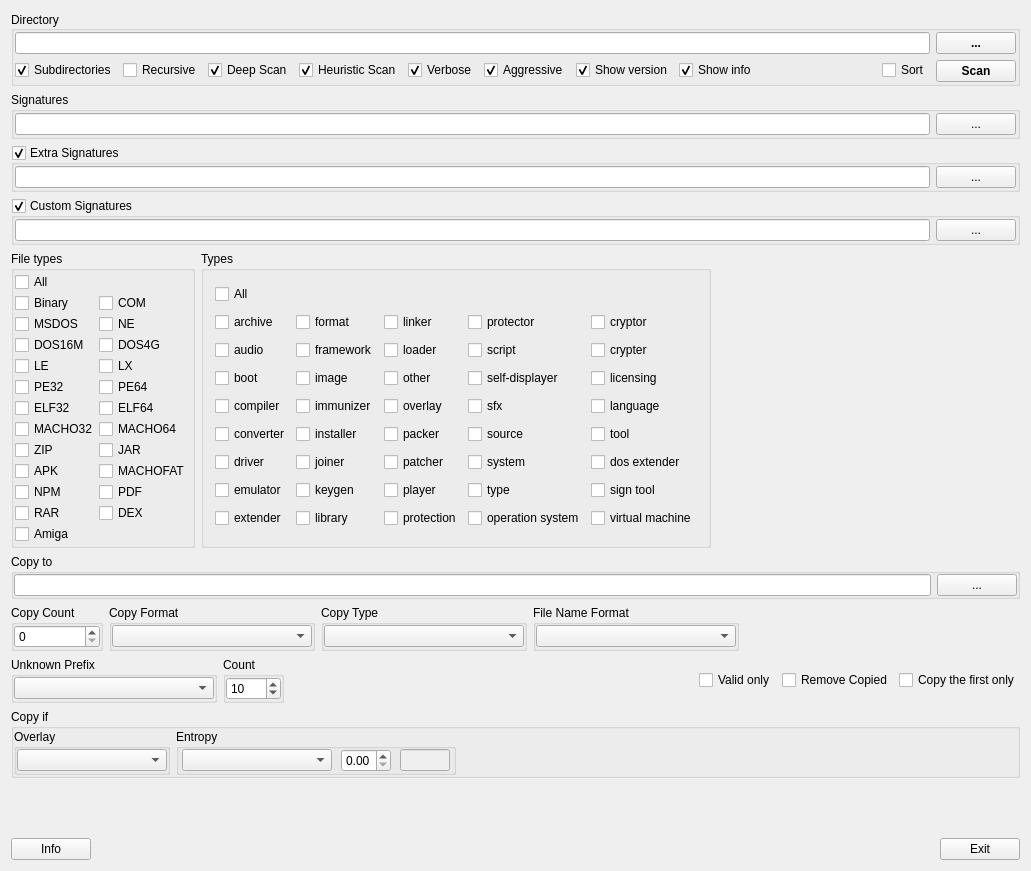
Above: gui_source/guimainwindow.ui from horsicq/DIE-sort before the change. Below: the same form after it.
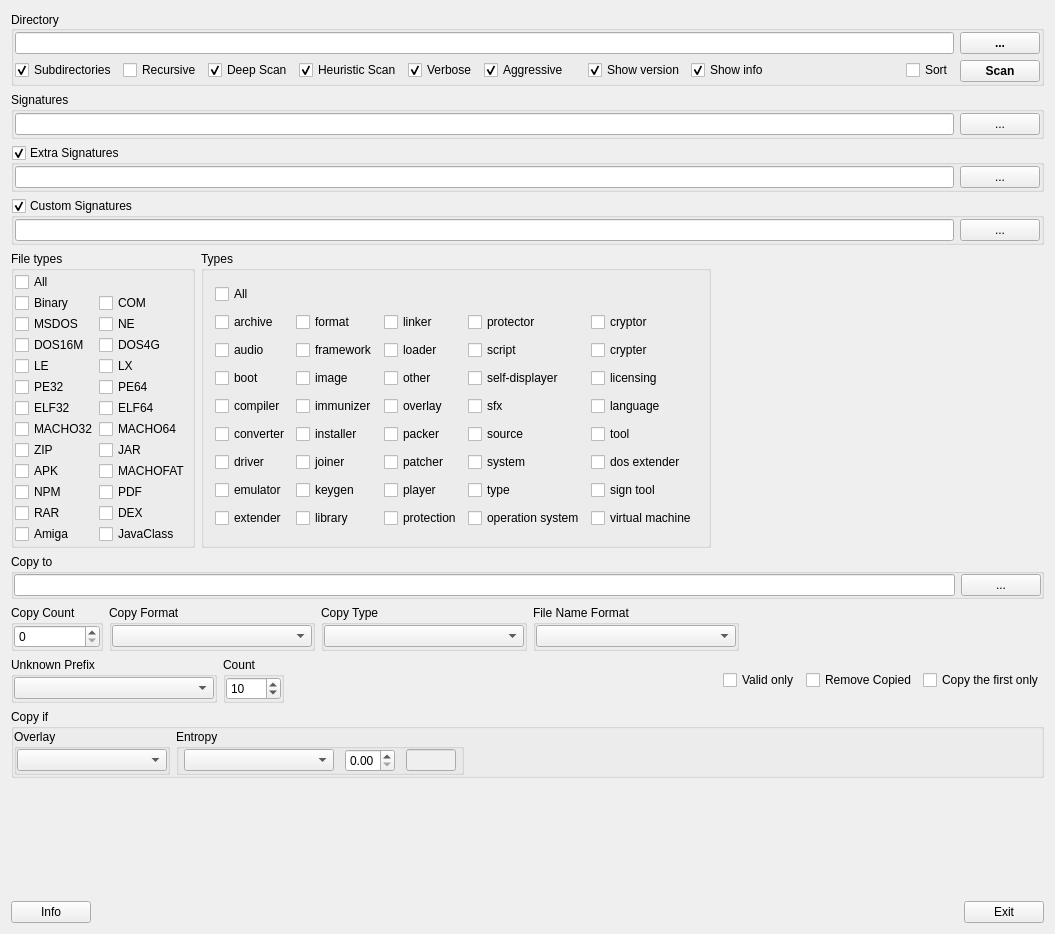
That is the form after the change.

The edit to the form file:
```diff
--- a/gui_source/guimainwindow.ui
+++ b/gui_source/guimainwindow.ui
@@ -6,8 +6,8 @@
    <rect>
     <x>0</x>
     <y>0</y>
-    <width>1031</width>
-    <height>871</height>
+    <width>1055</width>
+    <height>934</height>
    </rect>
   </property>
   <property name="windowTitle">
@@ -496,6 +496,13 @@
            </property>
           </widget>
          </item>
+         <item row="12" column="1">
+          <widget class="QCheckBox" name="checkBoxJavaClass">
+           <property name="text">
+            <string>JavaClass</string>
+           </property>
+          </widget>
+         </item>
         </layout>
        </widget>
       </item>
```
Left out of the diff: 42 changed lines with no effect on the pictures.
